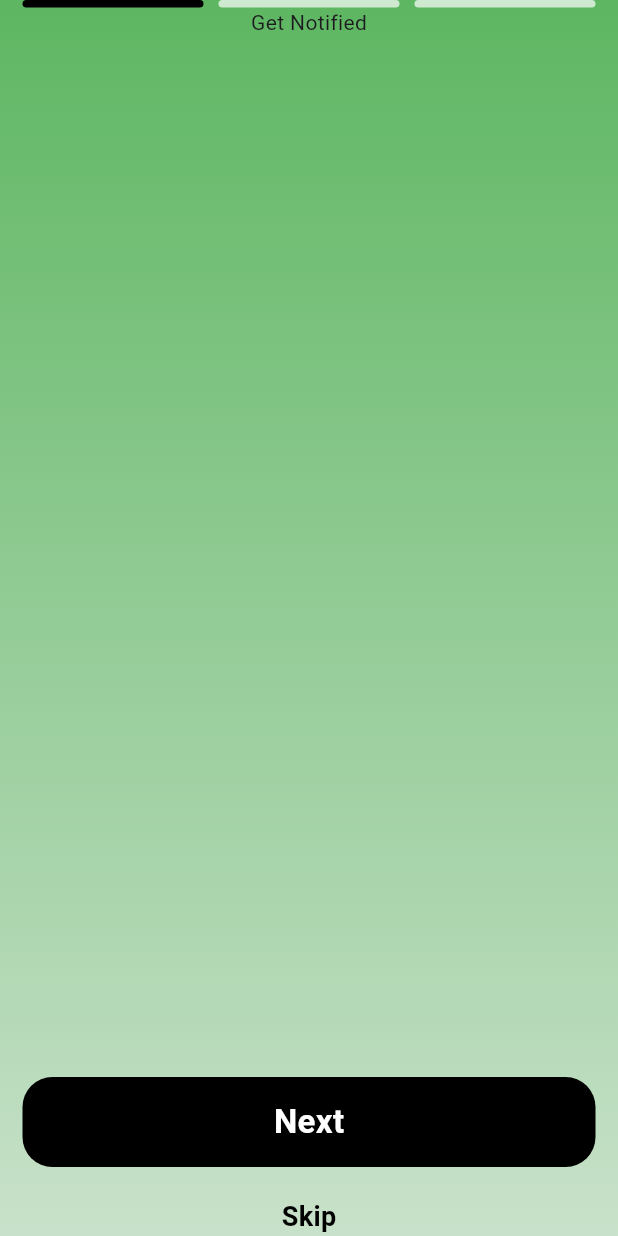
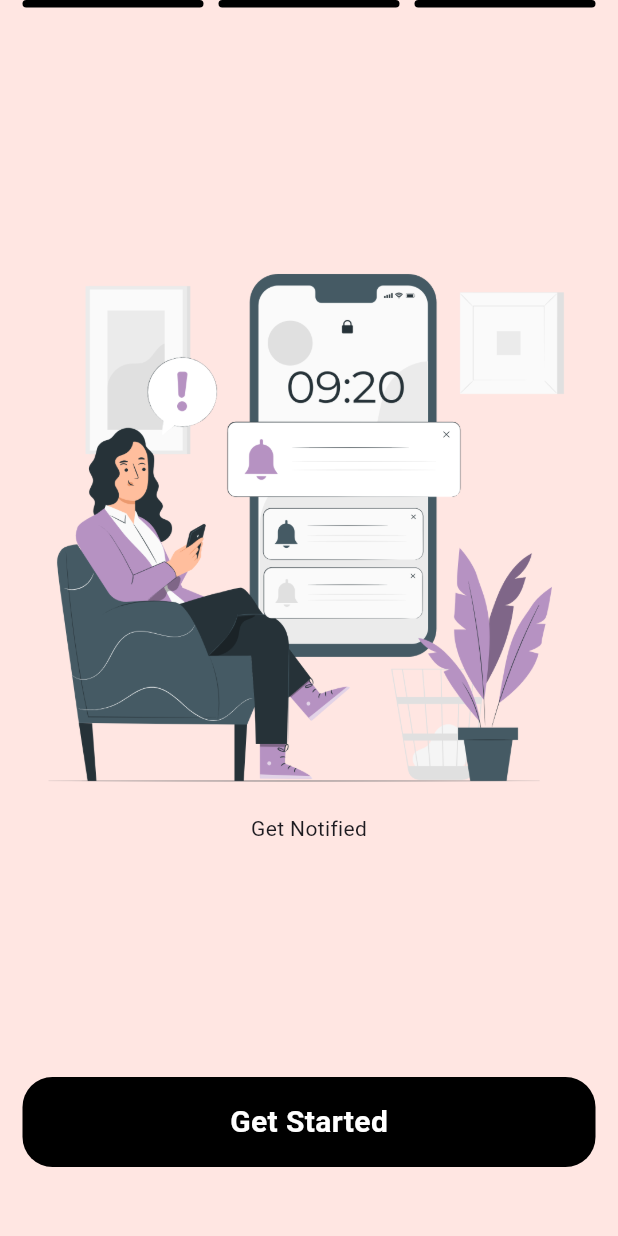
Before and after one commit to SalahMamdouh/Bemo, a Flutter app: the screen it shows after launch, after a tap on "Next", after a tap on "Skip", on a phone screen of 412 x 824 dp. Run offline on Flutter 3.47's test engine with Material 3 defaults, Android fonts, the phone set to English and light mode, and no system bars.

Commit message:
onboarding root modified

```diff
--- a/lib/pages/onboarding/root.dart
+++ b/lib/pages/onboarding/root.dart
@@ -1,4 +1,6 @@
+import 'package:bemo/modules/onboarding_controller.dart';
 import 'package:flutter/material.dart';
+import 'package:provider/provider.dart';
 
 class Root extends StatelessWidget {
   Root({super.key});
@@ -7,6 +9,9 @@ class Root extends StatelessWidget {
 
   @override
   Widget build(BuildContext context) {
+    return ChangeNotifierProvider(
+      create: (context) => IndicatorModel(),
+      builder: (context, child) {
         return Scaffold(
           body: Container(
             width: double.infinity,
@@ -14,17 +19,7 @@ class Root extends StatelessWidget {
             padding: const EdgeInsets.symmetric(
               horizontal: 15,
             ),
-        decoration: BoxDecoration(
-          gradient: LinearGradient(
-            begin: Alignment.topCenter,
-            end: Alignment.bottomCenter,
-            colors: [
-              Colors.green.withOpacity(0.9),
-              Colors.green.withOpacity(0.6),
-              Colors.green.withOpacity(0.3),
-            ],
-          ),
-        ),
+            color: const Color.fromRGBO(255, 223, 214, 0.7),
             child: SafeArea(
               child: Column(
                 mainAxisAlignment: MainAxisAlignment.spaceBetween,
@@ -50,7 +45,9 @@ class Root extends StatelessWidget {
                         child: Container(
                           height: 5,
                           decoration: BoxDecoration(
-                        color: Colors.white70,
+                            color: context.watch<IndicatorModel>().count >= 1
+                                ? Colors.black
+                                : Colors.white70,
                             borderRadius: BorderRadius.circular(50),
                           ),
                         ),
@@ -63,7 +60,9 @@ class Root extends StatelessWidget {
                         child: Container(
                           height: 5,
                           decoration: BoxDecoration(
-                        color: Colors.white70,
+                            color: context.watch<IndicatorModel>().count >= 2
+                                ? Colors.black
+                                : Colors.white70,
                             borderRadius: BorderRadius.circular(50),
                           ),
                         ),
@@ -75,32 +74,41 @@ class Root extends StatelessWidget {
                   Expanded(
                     child: PageView(
                       controller: _pageController,
-                  onPageChanged: (value) {},
-                  children: const [
+                      physics: const NeverScrollableScrollPhysics(),
+                      children: [
                         // lists
                         Column(
+                          mainAxisAlignment: MainAxisAlignment.center,
                           children: [
                             // image
+                            Image.asset('assets/images/create_list.png'),
+
                             // description
-                        Text('Add Lists'),
+                            const Text('Add Lists'),
                           ],
                         ),
 
                         // location
                         Column(
+                          mainAxisAlignment: MainAxisAlignment.center,
                           children: [
                             // image
+                            Image.asset('assets/images/set_location.png'),
+
                             // description
-                        Text('Add Places'),
+                            const Text('Add Places'),
                           ],
                         ),
 
                         // notify
                         Column(
+                          mainAxisAlignment: MainAxisAlignment.center,
                           children: [
                             // image
+                            Image.asset('assets/images/get_notified.png'),
+
                             // description
-                        Text('Get Notified'),
+                            const Text('Get Notified'),
                           ],
                         ),
                       ],
@@ -110,13 +118,23 @@ class Root extends StatelessWidget {
                   // btns
                   Column(
                     children: [
-                  // continue btn
+                      // next btn
                       GestureDetector(
                         onTap: () {
-                      _pageController.nextPage(
-                        duration: const Duration(milliseconds: 300),
+                          Provider.of<IndicatorModel>(
+                                    context,
+                                    listen: false,
+                                  ).count ==
+                                  2
+                              ? null
+                              : _pageController.nextPage(
+                                  duration: const Duration(milliseconds: 200),
                                   curve: Curves.easeIn,
                                 );
+                          Provider.of<IndicatorModel>(
+                            context,
+                            listen: false,
+                          ).increment();
                         },
                         child: Container(
                           width: double.infinity,
@@ -125,12 +143,14 @@ class Root extends StatelessWidget {
                             color: Colors.black,
                             borderRadius: BorderRadius.circular(20),
                           ),
-                      child: const Center(
+                          child: Center(
                             child: Text(
-                          'Next',
-                          style: TextStyle(
+                              context.watch<IndicatorModel>().count == 2
+                                  ? 'Get Started'
+                                  : 'Next',
+                              style: const TextStyle(
                                 color: Colors.white,
-                            fontSize: 22,
+                                fontSize: 20,
                                 fontWeight: FontWeight.bold,
                               ),
                             ),
@@ -143,11 +163,27 @@ class Root extends StatelessWidget {
                       // skip btn
                       GestureDetector(
                         onTap: () {
-                      _pageController.jumpToPage(2);
+                          Provider.of<IndicatorModel>(
+                                    context,
+                                    listen: false,
+                                  ).count ==
+                                  2
+                              ? null
+                              : _pageController.jumpToPage(2);
+                          Provider.of<IndicatorModel>(
+                            context,
+                            listen: false,
+                          ).increment();
+                          Provider.of<IndicatorModel>(
+                            context,
+                            listen: false,
+                          ).increment();
                         },
-                    child: const Text(
-                      'Skip',
-                      style: TextStyle(
+                        child: Text(
+                          context.watch<IndicatorModel>().count == 2
+                              ? ''
+                              : 'Skip',
+                          style: const TextStyle(
                             color: Colors.black,
                             fontSize: 18,
                             fontWeight: FontWeight.bold,
@@ -161,5 +197,7 @@ class Root extends StatelessWidget {
             ),
           ),
         );
+      },
+    );
   }
 }
```
Lines whose indentation alone changed are shown as unchanged.
